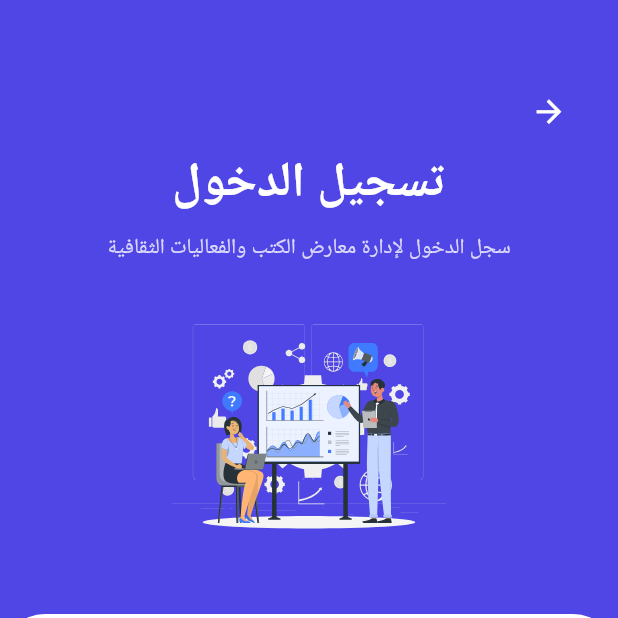
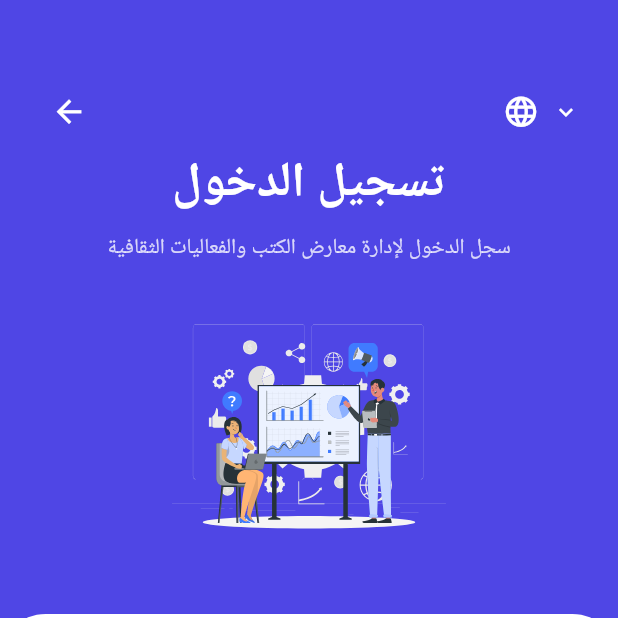
Before and after one commit to WaelLasheen/serv5-day-i, a Flutter app: the screen it shows after launch, on a phone screen of 412 x 824 dp, the top half of it. Run offline on Flutter 3.47's test engine with Material 3 defaults, Android fonts, the phone set to English and light mode, and no system bars; our stand-ins replace dartz, dio, equatable, flutter_bloc, flutter_screenutil, flutter_secure_storage and 7 more.

Commit message:
add language switcher

```diff
--- a/lib/core/localization/app_language_enum.dart
+++ b/lib/core/localization/app_language_enum.dart
@@ -1 +1,6 @@
-enum AppLanguageEnum { en, ar }
+enum AppLanguageEnum {
+  en,
+  ar;
+
+  String get languageName => this == AppLanguageEnum.en ? "English" : "العربية";
+}
--- a/lib/features/auth/presentation/widget/auth_header.dart
+++ b/lib/features/auth/presentation/widget/auth_header.dart
@@ -1,5 +1,6 @@
 import 'package:day_i/core/theme/font_styles.dart';
 import 'package:day_i/core/utils/extensions/navigation_extension.dart';
+import 'package:day_i/features/auth/presentation/widget/language_switcher_widget.dart';
 import 'package:flutter/material.dart';
 import 'package:flutter_screenutil/flutter_screenutil.dart';
 import 'package:flutter_svg/svg.dart';
@@ -26,13 +27,18 @@ class AuthHeader extends StatelessWidget {
       padding: EdgeInsets.symmetric(horizontal: 20.w),
       child: Column(
         children: [
-          Row(
+          Directionality(
+            textDirection: TextDirection.ltr,
+            child: Row(
+              mainAxisAlignment: MainAxisAlignment.spaceBetween,
               children: [
                 IconButton(
                   onPressed: () => context.navigateBack(),
                   icon: const Icon(Icons.arrow_back, color: Colors.white),
                 ),
+                LanguageSwitcher(),
               ],
+            ),
           ),
           Text(
             title,
--- /dev/null
+++ b/lib/features/auth/presentation/widget/language_switcher_widget.dart
@@ -0,0 +1,71 @@
+import 'package:day_i/core/localization/app_language_enum.dart';
+import 'package:day_i/core/localization/logic/locale_cubit.dart';
+import 'package:day_i/core/localization/logic/locale_state.dart';
+import 'package:day_i/core/utils/extensions/get_app_theme.dart';
+import 'package:day_i/generated/l10n.dart';
+import 'package:flutter/material.dart';
+import 'package:flutter_bloc/flutter_bloc.dart';
+import 'package:flutter_screenutil/flutter_screenutil.dart';
+
+class LanguageSwitcher extends StatelessWidget {
+  const LanguageSwitcher({super.key});
+
+  @override
+  Widget build(BuildContext context) {
+    final appTheme = context.appTheme;
+
+    return BlocBuilder<LocaleCubit, LocaleState>(
+      builder: (context, state) {
+        final currentLang = state.language;
+
+        return PopupMenuButton<AppLanguageEnum>(
+          initialValue: currentLang,
+          tooltip: S.current.changeLanguage,
+          onSelected: (AppLanguageEnum language) {
+            context.read<LocaleCubit>().changeLanguage(language);
+          },
+          offset: Offset(0, 32.h),
+          borderRadius: BorderRadius.circular(16.r),
+          color: appTheme.surfaceColor,
+          itemBuilder: (BuildContext context) => AppLanguageEnum.values.map((
+            lang,
+          ) {
+            return PopupMenuItem<AppLanguageEnum>(
+              value: lang,
+              child: Row(
+                spacing: 4.w,
+                children: [
+                  Text(lang.languageName, style: context.textTheme.bodyMedium),
+                  if (currentLang == lang)
+                    Icon(
+                      Icons.check,
+                      size: 18.r,
+                      color: Theme.of(context).primaryColor,
+                    ),
+                ],
+              ),
+            );
+          }).toList(),
+          child: SizedBox(
+            width: 50.w,
+            height: 24.h,
+            child: Row(
+              spacing: 8.w,
+              mainAxisSize: MainAxisSize.min,
+              mainAxisAlignment: MainAxisAlignment.start,
+              crossAxisAlignment: CrossAxisAlignment.center,
+              children: [
+                Icon(Icons.language, size: 24.r, color: appTheme.surfaceColor),
+                Icon(
+                  Icons.keyboard_arrow_down,
+                  size: 18.r,
+                  color: appTheme.surfaceColor,
+                ),
+              ],
+            ),
+          ),
+        );
+      },
+    );
+  }
+}
--- a/lib/l10n/intl_ar.arb
+++ b/lib/l10n/intl_ar.arb
@@ -50,5 +50,6 @@
     "home":"الرئيسية",
     "services":"الخدمات",
     "orders":"الطلبات",
-    "account":"الحساب"
+    "account":"الحساب",
+    "changeLanguage":"تغير اللغة"
 }
--- a/lib/l10n/intl_en.arb
+++ b/lib/l10n/intl_en.arb
@@ -50,5 +50,6 @@
     "home":"Home",
     "services":"Services",
     "orders":"Orders",
-    "account":"Account"
+    "account":"Account",
+    "changeLanguage":"Change Language"
 }
```
Also changed, not shown: lib/generated/intl/messages_ar.dart. Lines whose indentation alone changed are shown as unchanged.
